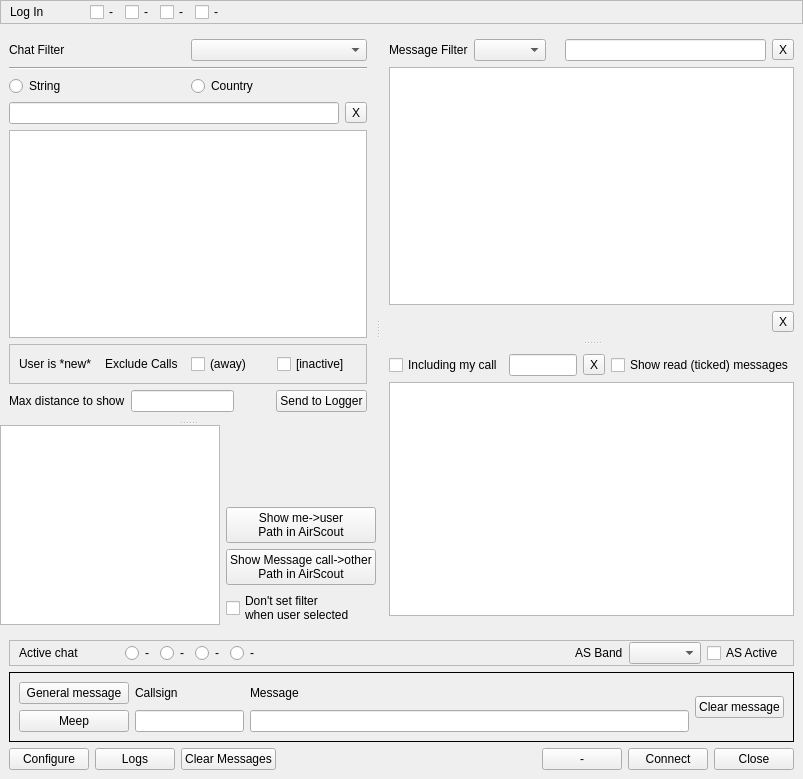
Above: mqt/MqtKSTClient/kstmainwindow.ui from Rsclub22/Minos2-Mirror before the change. Below: the same form after it.
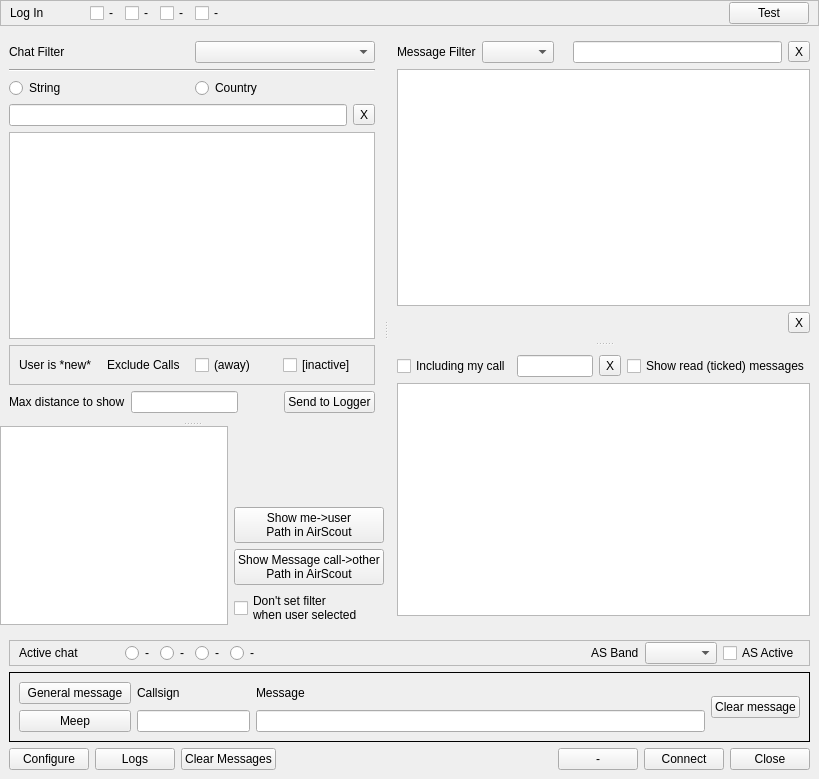
That is the form after the change. Custom widgets are drawn as their Qt base class.

Commit message: Add a record/replay for KST messages

```diff
--- a/mqt/MqtKSTClient/kstmainwindow.ui
+++ b/mqt/MqtKSTClient/kstmainwindow.ui
@@ -6,7 +6,7 @@
    <rect>
     <x>0</x>
     <y>0</y>
-    <width>803</width>
+    <width>819</width>
     <height>779</height>
    </rect>
   </property>
@@ -115,6 +115,13 @@
          </property>
         </spacer>
        </item>
+       <item>
+        <widget class="QPushButton" name="KSTTestButton">
+         <property name="text">
+          <string>Test</string>
+         </property>
+        </widget>
+       </item>
       </layout>
      </widget>
     </item>
```
Left out of the diff: 64 changed lines with no effect on the pictures. The commit also changes 2 other files.
